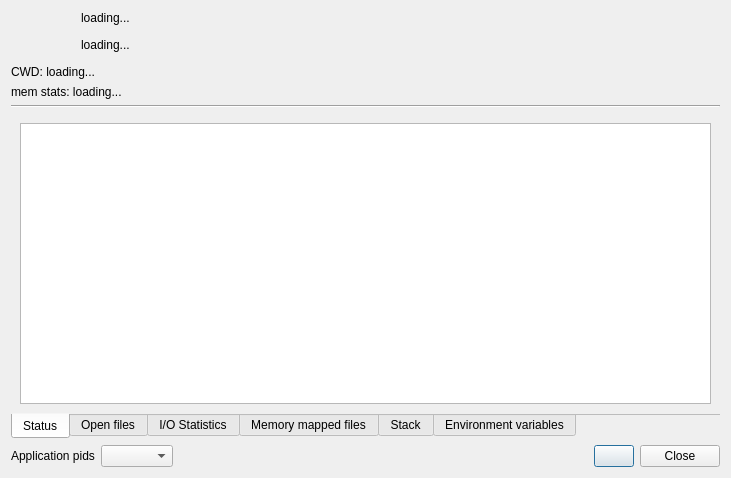
Old version of the form ui/opensnitch/res/process_details.ui in the repository evilsocket/opensnitch.
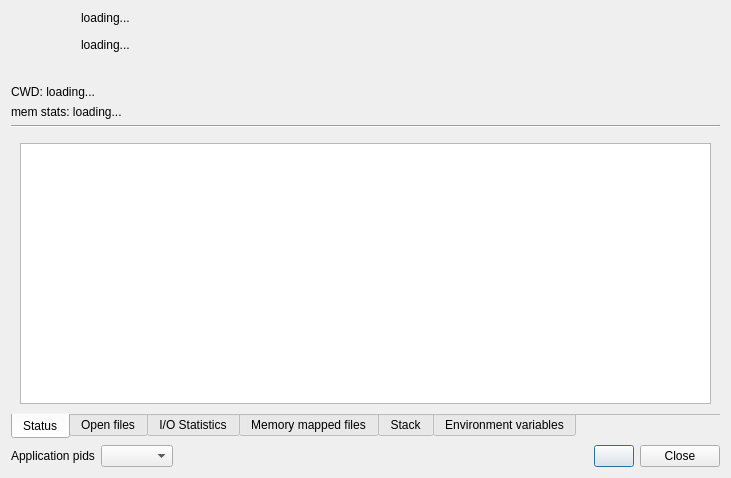
New version of the form. Icons and pictures are not drawn.

Commit message:
display checksums on the process dialog
Display the checksums on the process details dialog.
Improved process' icon discovery.

```diff
--- a/ui/opensnitch/res/process_details.ui
+++ b/ui/opensnitch/res/process_details.ui
@@ -75,6 +75,19 @@
        </item>
       </layout>
      </item>
+     <item>
+      <widget class="QLabel" name="labelChecksums">
+       <property name="text">
+        <string notr="true"/>
+       </property>
+       <property name="alignment">
+        <set>Qt::AlignLeading|Qt::AlignLeft|Qt::AlignTop</set>
+       </property>
+       <property name="textInteractionFlags">
+        <set>Qt::LinksAccessibleByMouse|Qt::TextSelectableByMouse</set>
+       </property>
+      </widget>
+     </item>
      <item>
       <widget class="QLabel" name="labelCwd">
        <property name="text">
```
Left out of the diff: 18 changed lines with no effect on the pictures. The commit also changes 6 other files.
